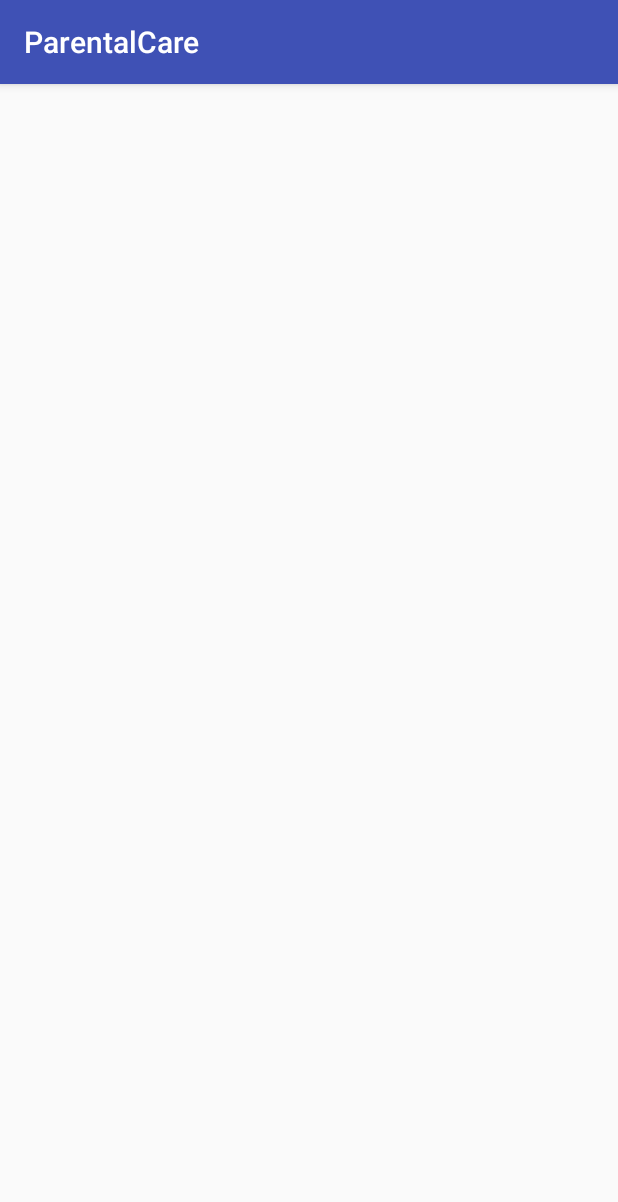
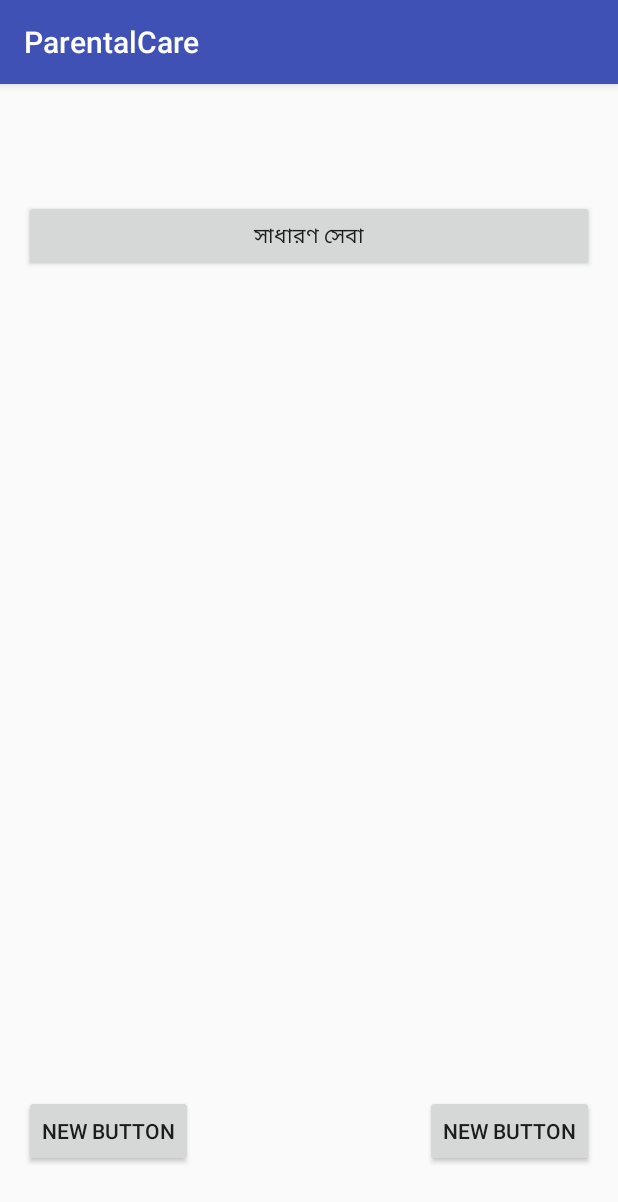
Before and after one commit to tazim92/ParentalCare, an Android app: the screen it shows after launch (MainActivity), on a phone screen of 412 x 824 dp. Shown: the top 1202 px of the screen. Run offline under Robolectric (Android 15) with nearby library versions, the phone set to English and light mode, and no system bars.

Commit message:
Button added

```diff
--- a/app/src/main/java/org/codehunter/parentalcare/MainActivity.java
+++ b/app/src/main/java/org/codehunter/parentalcare/MainActivity.java
@@ -9,6 +9,5 @@ public class MainActivity extends AppCompatActivity {
     protected void onCreate(Bundle savedInstanceState) {
         super.onCreate(savedInstanceState);
         setContentView(R.layout.activity_main);
-        //this is a sample comment
     }
 }
--- a/app/src/main/res/layout/activity_main.xml
+++ b/app/src/main/res/layout/activity_main.xml
@@ -7,4 +7,32 @@
     android:paddingBottom="@dimen/activity_vertical_margin"
     tools:context="org.codehunter.parentalcare.MainActivity">
 
+    <Button
+        android:layout_width="match_parent"
+        android:layout_height="wrap_content"
+        android:text="@string/GeneralInfo"
+        android:id="@+id/buttonGeneralInfo"
+        android:layout_alignParentTop="true"
+        android:layout_centerHorizontal="true"
+        android:layout_marginTop="61dp" />
+
+    <Button
+        android:layout_width="wrap_content"
+        android:layout_height="wrap_content"
+        android:text="New Button"
+        android:id="@+id/buttonProfile"
+        android:layout_alignParentBottom="true"
+        android:layout_alignParentLeft="true"
+        android:layout_alignParentStart="true"
+        android:layout_marginBottom="30dp" />
+
+    <Button
+        android:layout_width="wrap_content"
+        android:layout_height="wrap_content"
+        android:text="New Button"
+        android:id="@+id/buttonRegistration"
+        android:layout_alignTop="@+id/buttonProfile"
+        android:layout_alignRight="@+id/buttonGeneralInfo"
+        android:layout_alignEnd="@+id/buttonGeneralInfo" />
+
 </RelativeLayout>
--- a/app/src/main/res/values/strings.xml
+++ b/app/src/main/res/values/strings.xml
@@ -1,3 +1,4 @@
 <resources>
     <string name="app_name">ParentalCare</string>
+    <string name="GeneralInfo">সাধারণ সেবা</string>
 </resources>
```
